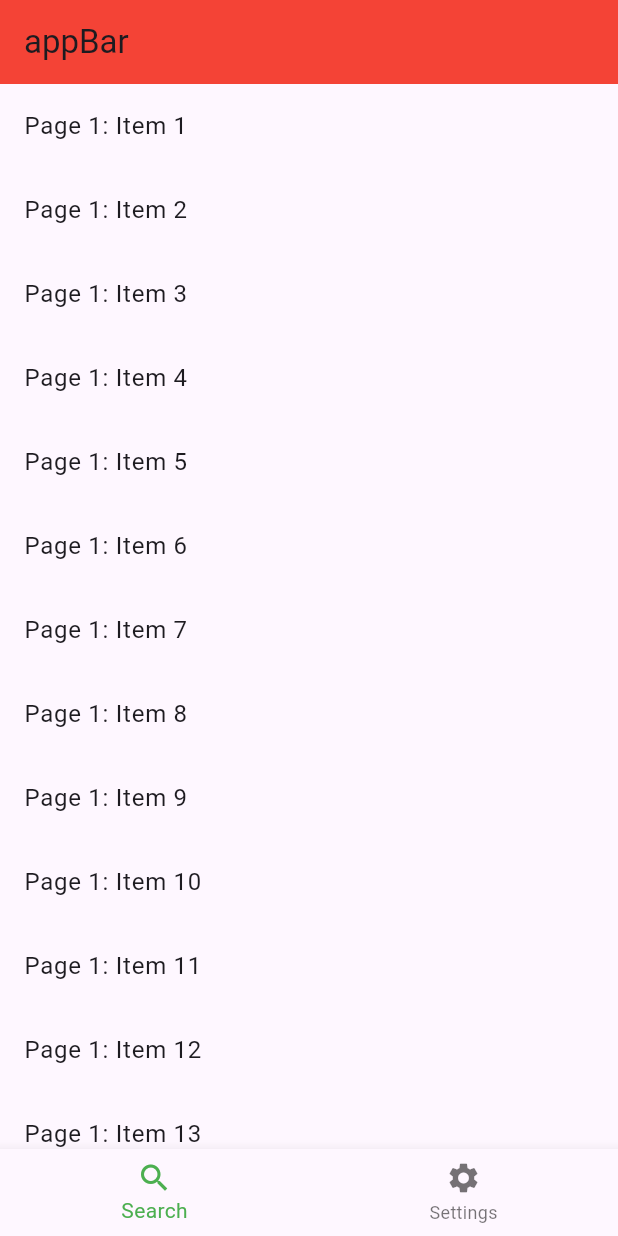
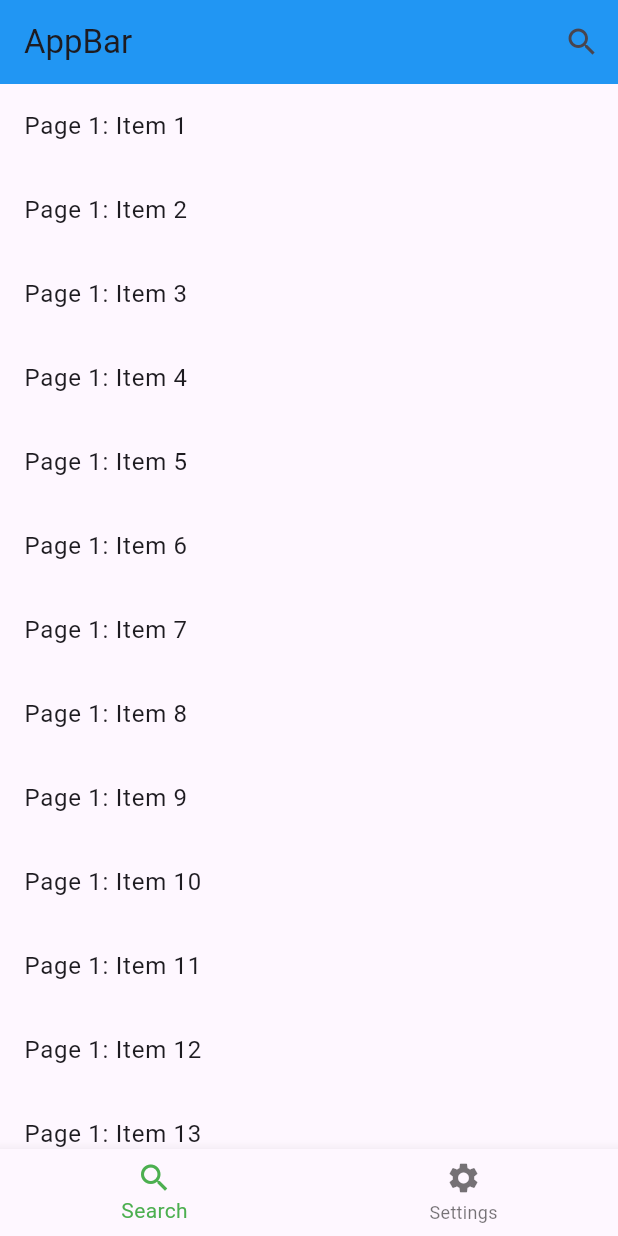
Before and after one commit to khirohis/githubsearch, a Flutter app: the screen it shows after launch, on a phone screen of 412 x 824 dp. Run offline on Flutter 3.47's test engine with Material 3 defaults, Android fonts, the phone set to English and light mode, and no system bars; our stand-ins replace flutter_riverpod.

Commit message:
introduce the Riverpod library, implement Search AppBar

```diff
--- a/lib/main.dart
+++ b/lib/main.dart
@@ -1,6 +1,11 @@
 import 'package:flutter/material.dart';
+import 'package:flutter_riverpod/flutter_riverpod.dart';
 import 'main_application.dart';
 
 void main() {
-  runApp(const MainApplication());
+  runApp(
+    const ProviderScope(
+      child: MainApplication()
+    )
+  );
 }
--- a/lib/main_home_page.dart
+++ b/lib/main_home_page.dart
@@ -1,4 +1,5 @@
 import 'package:flutter/material.dart';
+import 'search_app_bar.dart';
 import 'search_screen.dart';
 import 'settings_screen.dart';
 
@@ -13,6 +14,7 @@ class MainHomePage extends StatefulWidget {
 
 class _MainHomePageState extends State<MainHomePage> {
   int _selectedTabIndex = 0;
+  final int _searchTabIndex = 0;
 
   static const List<Widget> _widgetOptions = <Widget>[
     SearchScreen(),
@@ -28,10 +30,9 @@ class _MainHomePageState extends State<MainHomePage> {
   @override
   Widget build(BuildContext context) {
     return Scaffold(
-      appBar: AppBar(
-        backgroundColor: Colors.red,
-        title: const Text('appBar'),
-      ),
+      appBar: SearchAppBar(
+        title: 'AppBar',
+        isSearchEnabled: _selectedTabIndex == _searchTabIndex),
 
       body: Center(
         child: _widgetOptions.elementAt(_selectedTabIndex),
--- /dev/null
+++ b/lib/search_app_bar.dart
@@ -0,0 +1,109 @@
+import 'package:flutter/material.dart';
+import 'package:flutter_riverpod/flutter_riverpod.dart';
+
+// 検索モードの状態を管理するProvider
+// `autoDispose` をつけることで、Providerが不要になった際に自動的に破棄されます。
+final isSearchingProvider = StateProvider.autoDispose<bool>((ref) => false);
+
+class SearchAppBar extends ConsumerStatefulWidget implements PreferredSizeWidget {
+  const SearchAppBar({
+    super.key,
+    required this.title,
+    required this.isSearchEnabled,
+    this.onSubmitted,
+  });
+
+  final String title;
+  final bool isSearchEnabled;
+  final ValueSetter<String>? onSubmitted;
+
+  @override
+  ConsumerState<SearchAppBar> createState() => _SearchAppBarState();
+
+  @override
+  Size get preferredSize => const Size.fromHeight(kToolbarHeight);
+}
+
+class _SearchAppBarState extends ConsumerState<SearchAppBar> {
+  final _searchController = TextEditingController();
+
+  @override
+  void dispose() {
+    _searchController.dispose();
+    super.dispose();
+  }
+
+  void _startSearch() {
+    ref.read(isSearchingProvider.notifier).state = true;
+  }
+
+  void _stopSearch() {
+    ref.read(isSearchingProvider.notifier).state = false;
+    _searchController.clear();
+  }
+
+  Widget _buildTitle(bool isSearching) {
+    if (isSearching) {
+      return TextField(
+        controller: _searchController,
+        autofocus: true,
+        decoration: const InputDecoration(
+          hintText: 'Search...',
+          border: InputBorder.none,
+          hintStyle: TextStyle(color: Colors.white70),
+        ),
+        style: const TextStyle(color: Colors.white, fontSize: 18.0),
+        onSubmitted: (value) {
+          widget.onSubmitted?.call(value);
+        },
+      );
+    } else {
+      return Text(widget.title);
+    }
+  }
+
+  List<Widget> _buildActions(bool isSearching) {
+    if (isSearching) {
+      return <Widget>[
+        IconButton(
+          icon: const Icon(Icons.clear),
+          onPressed: () {
+            if (_searchController.text.isEmpty) {
+              _stopSearch();
+            } else {
+              _searchController.clear();
+            }
+          },
+        ),
+      ];
+    }
+
+    return <Widget>[
+      IconButton(
+        icon: const Icon(Icons.search),
+        onPressed: _startSearch,
+      ),
+    ];
+  }
+
+  @override
+  Widget build(BuildContext context) {
+    final isSearching = ref.watch(isSearchingProvider);
+
+    if (!widget.isSearchEnabled) {
+    // 検索が有効でない場合は、シンプルなAppBarを表示
+      return AppBar(
+        title: Text(widget.title),
+        backgroundColor: Colors.red, // 区別のため色を変更
+      );
+    }
+
+    // 検索が有効な場合は、検索機能付きのAppBarを表示
+    return AppBar(
+      backgroundColor: Colors.blue,
+      leading: isSearching ? IconButton(icon: const Icon(Icons.arrow_back), onPressed: _stopSearch) : null,
+      title: _buildTitle(isSearching),
+      actions: _buildActions(isSearching),
+    );
+  }
+}
--- a/pubspec.yaml
+++ b/pubspec.yaml
@@ -35,6 +35,8 @@ dependencies:
   # The following adds the Cupertino Icons font to your application.
   # Use with the CupertinoIcons class for iOS style icons.
   cupertino_icons: ^1.0.6
+
+  flutter_riverpod: ^2.6.1
 
 dev_dependencies:
   flutter_test:
```
